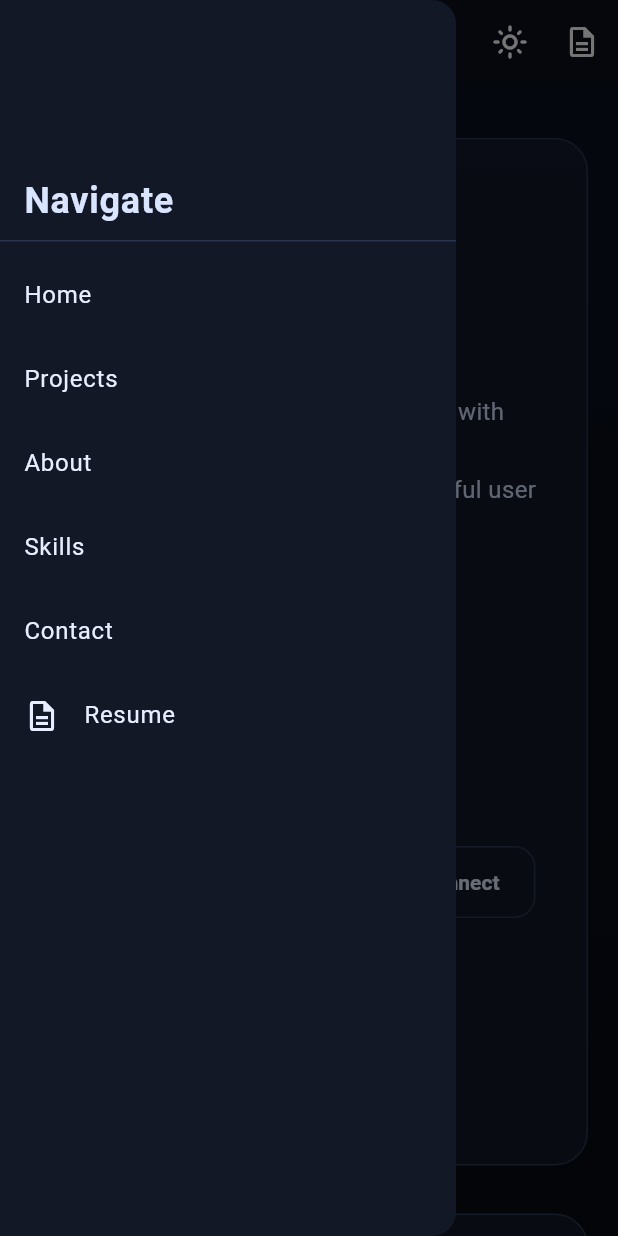
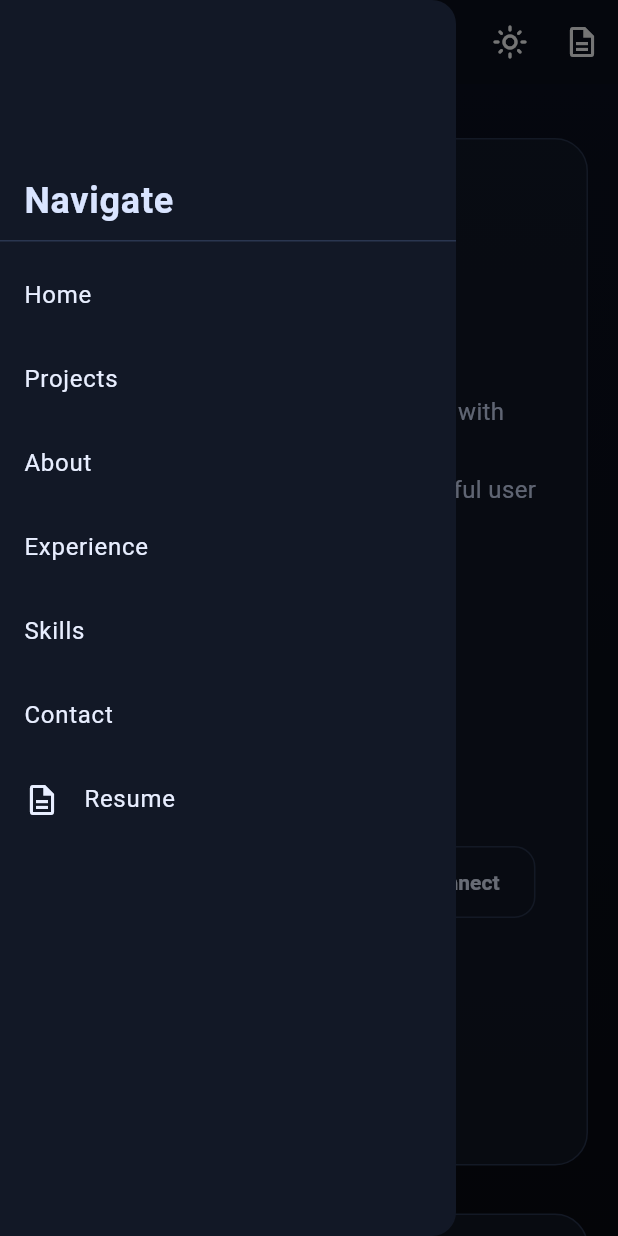
Before and after one commit to supreethraj13/Portfolio, a Flutter app: the screen it shows after launch, with the side drawer open, on a phone screen of 412 x 824 dp. Run offline on Flutter 3.47's test engine with Material 3 defaults, Android fonts, the phone set to English and light mode, and no system bars; our stand-ins replace adaptive_theme, cached_network_image, cloud_firestore, equatable, firebase_analytics, firebase_core and 5 more; accounts and stored records are empty; statements that could not run were skipped.

Commit message:
changes the experiance

```diff
--- a/lib/presentation/pages/portfolio_page.dart
+++ b/lib/presentation/pages/portfolio_page.dart
@@ -24,11 +24,6 @@ class PortfolioPage extends StatefulWidget {
           'Pursuing BE in Information Science at Sir M Visvesvaraya Institute of Technology (2023-2027) with 8.1 GPA, after scoring 86% at MES Kishore Kendra PU College.',
     },
     {
-      'title': 'Experience',
-      'body':
-          'Mobile App Developer Intern at WhiterApps (Jan 2026 - Present), architecting cross-platform Flutter apps with BLoC and integrating Firebase for real-time sync, cloud storage, and secure auth.',
-    },
-    {
       'title': 'Leadership & Learning',
       'body':
           'Solved 190+ LeetCode problems, mentored 25+ students in Flutter during CSOC, and contributed to TechHub and GLUG workshops and ideathons.',
@@ -48,6 +43,16 @@ class PortfolioPage extends StatefulWidget {
     'MongoDB',
     'Git/GitHub',
   ];
+  static const List<_ExperienceItem> _defaultExperiences = [
+    _ExperienceItem(
+      companyName: 'WhiterApps',
+      role: 'Mobile App Developer Intern',
+      time: 'Jan 2026 - Present',
+      mode: 'Remote',
+      about:
+          'Architecting cross-platform Flutter apps with BLoC and integrating Firebase for real-time sync, cloud storage, and secure auth.',
+    ),
+  ];
 
   @override
   State<PortfolioPage> createState() => _PortfolioPageState();
@@ -57,6 +62,7 @@ class _PortfolioPageState extends State<PortfolioPage> {
   final _homeKey = GlobalKey();
   final _projectsKey = GlobalKey();
   final _aboutKey = GlobalKey();
+  final _experienceKey = GlobalKey();
   final _skillsKey = GlobalKey();
   final _contactKey = GlobalKey();
 
@@ -415,6 +421,106 @@ class _PortfolioPageState extends State<PortfolioPage> {
     );
   }
 
+  Widget _experienceStory(
+    BuildContext context,
+    List<_ExperienceItem> experiences,
+  ) {
+    final isDark = Theme.of(context).brightness == Brightness.dark;
+    return Column(
+      children: experiences.map((experience) {
+        return Container(
+          width: double.infinity,
+          margin: const EdgeInsets.only(bottom: 16),
+          padding: const EdgeInsets.all(18),
+          decoration: BoxDecoration(
+            borderRadius: BorderRadius.circular(16),
+            border: Border.all(
+              color: isDark ? const Color(0xFF30405E) : const Color(0xFFD3DCF3),
+            ),
+            color: isDark ? const Color(0x99202B40) : const Color(0xFFF2F6FF),
+          ),
+          child: Row(
+            crossAxisAlignment: CrossAxisAlignment.start,
+            children: [
+              Container(
+                width: 34,
+                height: 34,
+                margin: const EdgeInsets.only(top: 4),
+                decoration: BoxDecoration(
+                  color: const Color(0xFF22D3EE).withValues(alpha: 0.18),
+                  borderRadius: BorderRadius.circular(10),
+                ),
+                child: const Icon(
+                  Icons.work_outline,
+                  size: 18,
+                  color: Color(0xFF22D3EE),
+                ),
+              ),
+              const SizedBox(width: 12),
+              Expanded(
+                child: Column(
+                  crossAxisAlignment: CrossAxisAlignment.start,
+                  children: [
+                    Text(
+                      experience.companyName,
+                      style: const TextStyle(
+                        fontWeight: FontWeight.w700,
+                        fontSize: 19,
+                      ),
+                    ),
+                    const SizedBox(height: 4),
+                    Text(
+                      experience.role,
+                      style: TextStyle(
+                        color: isDark
+                            ? const Color(0xFFD8E4FF)
+                            : const Color(0xFF49608E),
+                        fontWeight: FontWeight.w600,
+                      ),
+                    ),
+                    if (experience.time.isNotEmpty ||
+                        experience.mode.isNotEmpty) ...[
+                      const SizedBox(height: 8),
+                      Wrap(
+                        spacing: 8,
+                        runSpacing: 8,
+                        children: [
+                          if (experience.time.isNotEmpty)
+                            Chip(
+                              avatar: const Icon(Icons.schedule, size: 16),
+                              label: Text(experience.time),
+                            ),
+                          if (experience.mode.isNotEmpty)
+                            Chip(
+                              avatar: const Icon(
+                                Icons.business_center_outlined,
+                                size: 16,
+                              ),
+                              label: Text(experience.mode),
+                            ),
+                        ],
+                      ),
+                    ],
+                    const SizedBox(height: 8),
+                    Text(
+                      experience.about,
+                      style: TextStyle(
+                        color: isDark
+                            ? const Color(0xFFD3DDF5)
+                            : const Color(0xFF3A4A69),
+                        height: 1.55,
+                      ),
+                    ),
+                  ],
+                ),
+              ),
+            ],
+          ),
+        );
+      }).toList(),
+    );
+  }
+
   Widget _skillsGrid(List<String> skills) {
     return LayoutBuilder(
       builder: (context, constraints) {
@@ -702,6 +808,7 @@ class _PortfolioPageState extends State<PortfolioPage> {
       _NavItem('Home', () => _scrollTo(_homeKey)),
       _NavItem('Projects', () => _scrollTo(_projectsKey)),
       _NavItem('About', () => _scrollTo(_aboutKey)),
+      _NavItem('Experience', () => _scrollTo(_experienceKey)),
       _NavItem('Skills', () => _scrollTo(_skillsKey)),
       _NavItem('Contact', () => _scrollTo(_contactKey)),
     ];
@@ -728,6 +835,7 @@ class _PortfolioPageState extends State<PortfolioPage> {
           'Open to internships and collaboration opportunities. Reach out and I will get back quickly.',
       skills: PortfolioPage._defaultSkills,
       aboutItems: PortfolioPage._defaultAboutItems,
+      experiences: PortfolioPage._defaultExperiences,
     );
 
     return FutureBuilder<Map<String, dynamic>?>(
@@ -813,6 +921,12 @@ class _PortfolioPageState extends State<PortfolioPage> {
                         key: _aboutKey,
                         title: 'About',
                         child: _aboutStory(context, profile.aboutItems),
+                      ),
+                      _sectionContainer(
+                        context: context,
+                        key: _experienceKey,
+                        title: 'Experience',
+                        child: _experienceStory(context, profile.experiences),
                       ),
                       _sectionContainer(
                         context: context,
@@ -911,6 +1025,22 @@ class _NavItem {
   final Future<void> Function() onTap;
 }
 
+class _ExperienceItem {
+  const _ExperienceItem({
+    required this.companyName,
+    required this.role,
+    required this.time,
+    required this.mode,
+    required this.about,
+  });
+
+  final String companyName;
+  final String role;
+  final String time;
+  final String mode;
+  final String about;
+}
+
 class _ProfileContent {
   const _ProfileContent({
     required this.name,
@@ -925,6 +1055,7 @@ class _ProfileContent {
     required this.contactIntro,
     required this.skills,
     required this.aboutItems,
+    required this.experiences,
   });
 
   final String name;
@@ -939,6 +1070,7 @@ class _ProfileContent {
   final String contactIntro;
   final List<String> skills;
   final List<Map<String, String>> aboutItems;
+  final List<_ExperienceItem> experiences;
 
   factory _ProfileContent.fromMap(
     Map<String, dynamic>? raw,
@@ -958,6 +1090,7 @@ class _ProfileContent {
       contactIntro: _string(source['contactIntro'], fallback.contactIntro),
       skills: _stringList(source['skills'], fallback.skills),
       aboutItems: _aboutList(source['aboutItems'], fallback.aboutItems),
+      experiences: _experienceList(source['experiences'], fallback.experiences),
     );
   }
 
@@ -998,6 +1131,39 @@ class _ProfileContent {
     }
     return mapped.isEmpty ? fallback : mapped;
   }
+
+  static List<_ExperienceItem> _experienceList(
+    Object? value,
+    List<_ExperienceItem> fallback,
+  ) {
+    if (value is! List) {
+      return fallback;
+    }
+    final mapped = <_ExperienceItem>[];
+    for (final item in value) {
+      if (item is! Map) {
+        continue;
+      }
+      final companyName = item['companyName']?.toString().trim() ?? '';
+      final role = item['role']?.toString().trim() ?? '';
+      final time = item['time']?.toString().trim() ?? '';
+      final mode = item['mode']?.toString().trim() ?? '';
+      final about = item['about']?.toString().trim() ?? '';
+      if (companyName.isEmpty || role.isEmpty || about.isEmpty) {
+        continue;
+      }
+      mapped.add(
+        _ExperienceItem(
+          companyName: companyName,
+          role: role,
+          time: time,
+          mode: mode,
+          about: about,
+        ),
+      );
+    }
+    return mapped.isEmpty ? fallback : mapped;
+  }
 }
 
 void _toggleTheme(BuildContext context) {
```
